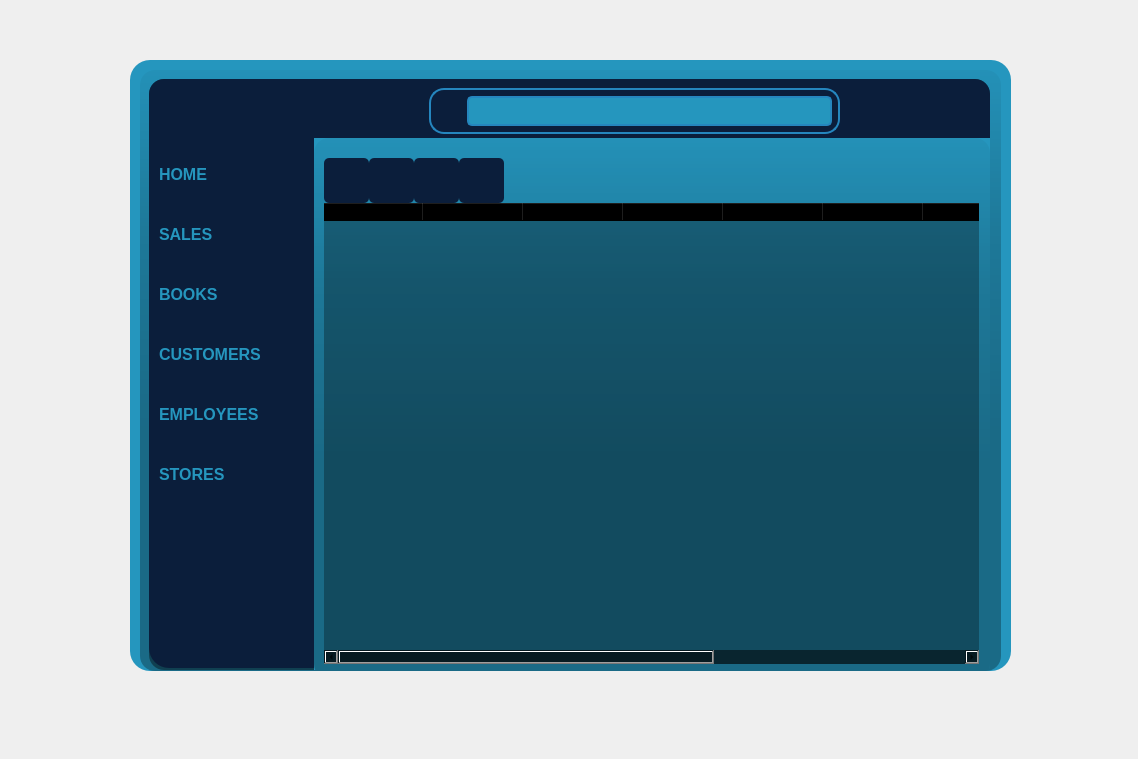
Qt form Gui/ui_bookstore.ui (Vvender/BookStoreDashboard) before a commit.
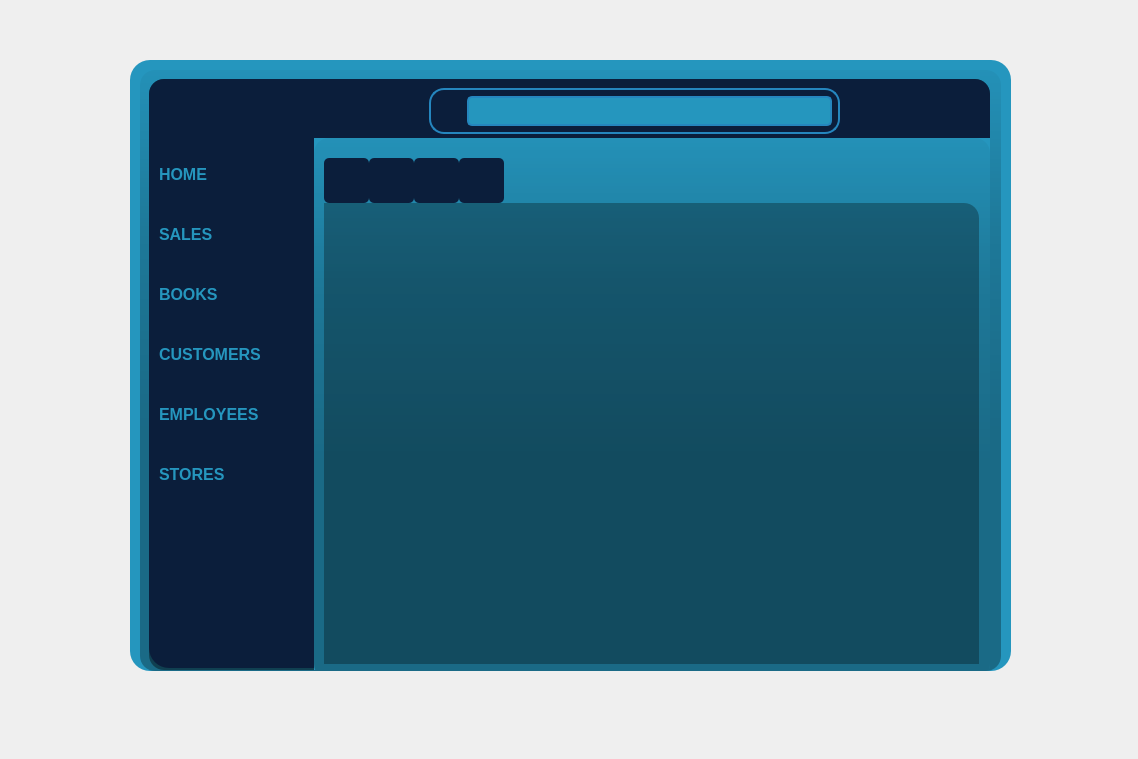
The same form after that commit. The open tabs and pages were chosen to show the change. Icons and pictures are not drawn.

```diff
--- a/Gui/ui_bookstore.ui
+++ b/Gui/ui_bookstore.ui
@@ -2253,7 +2253,7 @@
        </widget>
       </widget>
       <widget class="QWidget" name="page_sales">
-       <widget class="QTableWidget" name="tableWidget_sales">
+       <widget class="QTableView" name="tableView_sales">
         <property name="geometry">
          <rect>
           <x>10</x>
@@ -2274,56 +2274,6 @@
         <property name="styleSheet">
          <string notr="true">background-color:rgb(0,0,0,75);</string>
         </property>
-        <column>
-         <property name="text">
-          <string>New Column</string>
-         </property>
-        </column>
-        <column>
-         <property name="text">
-          <string>New Column</string>
-         </property>
-        </column>
-        <column>
-         <property name="text">
-          <string>New Column</string>
-         </property>
-        </column>
-        <column>
-         <property name="text">
-          <string>New Column</string>
-         </property>
-        </column>
-        <column>
-         <property name="text">
-          <string>New Column</string>
-         </property>
-        </column>
-        <column>
-         <property name="text">
-          <string>New Column</string>
-         </property>
-        </column>
-        <column>
-         <property name="text">
-          <string>New Column</string>
-         </property>
-        </column>
-        <column>
-         <property name="text">
-          <string>New Column</string>
-         </property>
-        </column>
-        <column>
-         <property name="text">
-          <string>New Column</string>
-         </property>
-        </column>
-        <column>
-         <property name="text">
-          <string>New Column</string>
-         </property>
-        </column>
        </widget>
        <widget class="QPushButton" name="btn_sales_add">
         <property name="geometry">
```
Left out of the diff: 155 changed lines with no effect on the pictures.
